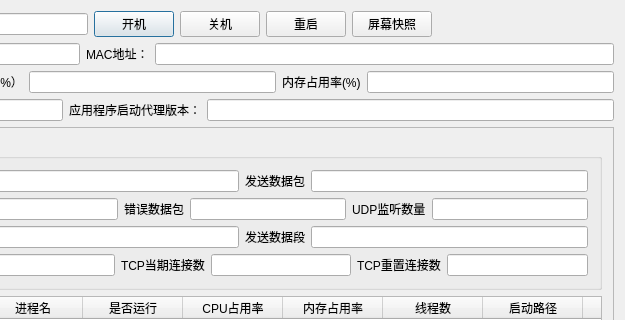
Qt form CC-Client/CC-Client/detaildialog.ui (cokkiy/CC) before a commit; both pictures show x 445 to 1070 and y 0 to 320 of the 1070 by 810 pixel window.
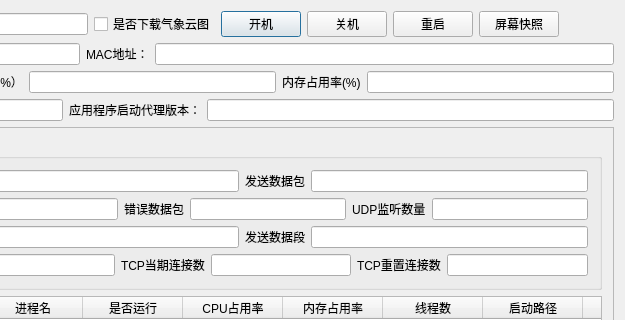
The same form after that commit. Icons and pictures are not drawn.

Commit message: 1)添加了气象云图下载功能的控制选项，下载可以选择工作站可以不下载气象云图了； 2）客户端CPU和内存占用率显示进度条； 3）升级项目文件到VS2017

```diff
--- a/CC-Client/CC-Client/detaildialog.ui
+++ b/CC-Client/CC-Client/detaildialog.ui
@@ -63,6 +63,13 @@
        </property>
       </widget>
      </item>
+     <item>
+      <widget class="QCheckBox" name="weatherImageDownloadCheckBox">
+       <property name="text">
+        <string>是否下载气象云图</string>
+       </property>
+      </widget>
+     </item>
      <item>
       <widget class="QPushButton" name="powerOnPushButton">
        <property name="text">
```
The commit also changes 60 other files.
